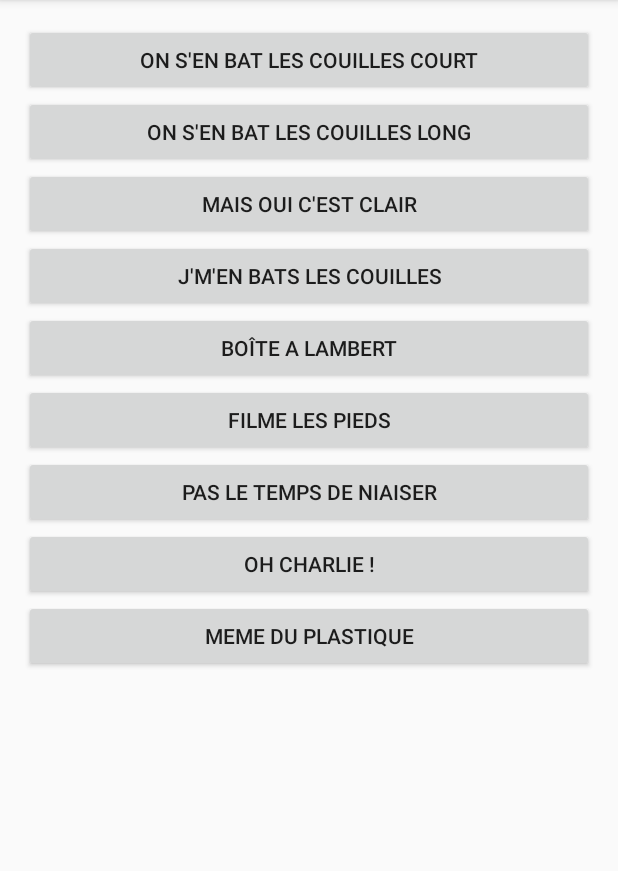
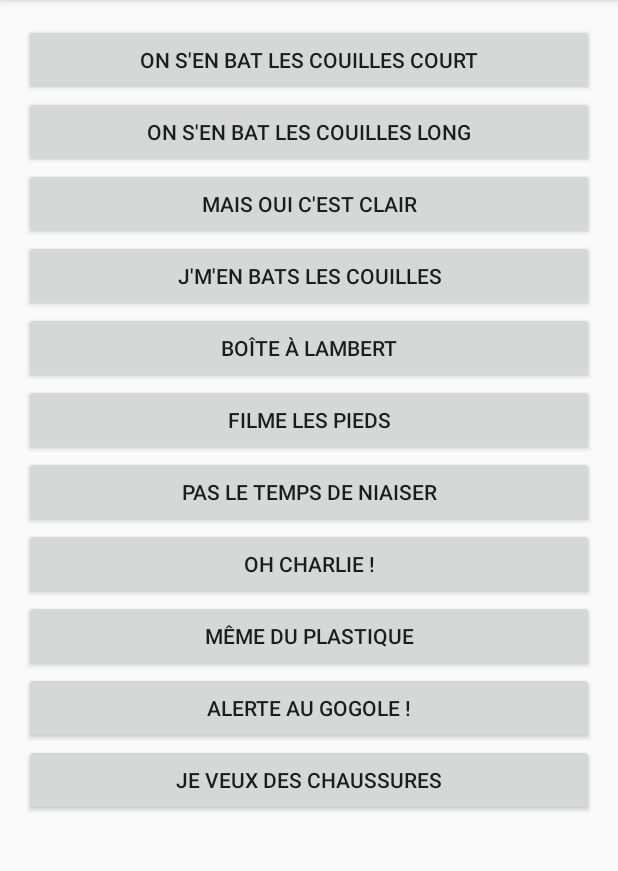
Before and after one commit to MatthieuCotton/SoundBox, an Android app: the screen it shows after launch (MainActivity), on a phone screen of 412 x 824 dp, the part 84-955 px from its top. Run offline under Robolectric (Android 15) with nearby library versions, the phone set to English and light mode, and no system bars.

Commit message:
Ajout "alerte au gogole" et "chaussures"

```diff
--- a/app/src/main/java/com/orange/matthieu/soudbox/MainActivity.java
+++ b/app/src/main/java/com/orange/matthieu/soudbox/MainActivity.java
@@ -3,6 +3,7 @@ package com.orange.matthieu.soudbox;
 
 import android.media.MediaPlayer;
 import android.os.Bundle;
+import android.provider.MediaStore;
 import android.support.v7.app.AppCompatActivity;
 import android.support.v7.widget.Toolbar;
 import android.view.View;
@@ -91,6 +92,15 @@ public class MainActivity extends AppCompatActivity implements View.OnClickListe
             case R.id.memeDuPlastique:
                 mMediaPlayer = MediaPlayer.create(this, R.raw.memeduplastique);
                 mMediaPlayer.start();
+                break;
+            case R.id.alerteGogole:
+                mMediaPlayer = MediaPlayer.create(this, R.raw.alerteaugogole);
+                mMediaPlayer.start();
+                break;
+            case R.id.chaussures:
+                mMediaPlayer = MediaPlayer.create(this, R.raw.chaussures);
+                mMediaPlayer.start();
+                break;
         }
 
     }
@@ -106,6 +116,8 @@ public class MainActivity extends AppCompatActivity implements View.OnClickListe
         Button btnPasltps;
         Button btnCharlie;
         Button btnPlastique;
+        Button btnGogole;
+        Button btnChaussures;
 
         btnOnSenBatLesCouillesCourt = (Button) findViewById(R.id.onSenBatLesCouillesCourt);
         btnMalou = (Button) findViewById(R.id.Malou);
@@ -116,6 +128,8 @@ public class MainActivity extends AppCompatActivity implements View.OnClickListe
         btnPasltps = (Button) findViewById(R.id.pasltps);
         btnCharlie = (Button) findViewById(R.id.charlie);
         btnPlastique = (Button) findViewById(R.id.memeDuPlastique);
+        btnGogole = (Button) findViewById(R.id.alerteGogole);
+        btnChaussures = (Button) findViewById(R.id.chaussures);
 
         btnOnSenBatLesCouillesCourt.setOnClickListener(this);
         btnMalou.setOnClickListener(this);
@@ -126,6 +140,8 @@ public class MainActivity extends AppCompatActivity implements View.OnClickListe
         btnPasltps.setOnClickListener(this);
         btnCharlie.setOnClickListener(this);
         btnPlastique.setOnClickListener(this);
+        btnGogole.setOnClickListener(this);
+        btnChaussures.setOnClickListener(this);
     }
 
 }
--- a/app/src/main/res/layout/content_main.xml
+++ b/app/src/main/res/layout/content_main.xml
@@ -76,6 +76,18 @@
                 android:text="@string/plastique"
                 android:id="@+id/memeDuPlastique" />
 
+            <Button
+                android:layout_width="match_parent"
+                android:layout_height="wrap_content"
+                android:text="@string/alerteGogole"
+                android:id="@+id/alerteGogole" />
+
+            <Button
+                android:layout_width="match_parent"
+                android:layout_height="wrap_content"
+                android:text="@string/chaussures"
+                android:id="@+id/chaussures" />
+
         </LinearLayout>
 
 
--- a/app/src/main/res/values/strings.xml
+++ b/app/src/main/res/values/strings.xml
@@ -5,9 +5,11 @@
     <string name="onSenBatLesCouillesLong">On s\'en bat les couilles long</string>
     <string name="malou">Mais oui c\'est clair</string>
     <string name="jeMenBatsLesCouilles">J\'m\'en bats les couilles</string>
-    <string name="lambert">Boîte a lambert</string>
+    <string name="lambert">Boîte à Lambert</string>
     <string name="filmLesPieds">Filme les pieds</string>
     <string name="pasLeTempsDeNiaiser">Pas le temps de niaiser</string>
     <string name="charlie">Oh Charlie !</string>
-    <string name="plastique">Meme du plastique</string>
+    <string name="plastique">Même du plastique</string>
+    <string name="alerteGogole">Alerte au gogole !</string>
+    <string name="chaussures">Je veux des chaussures</string>
 </resources>
```
